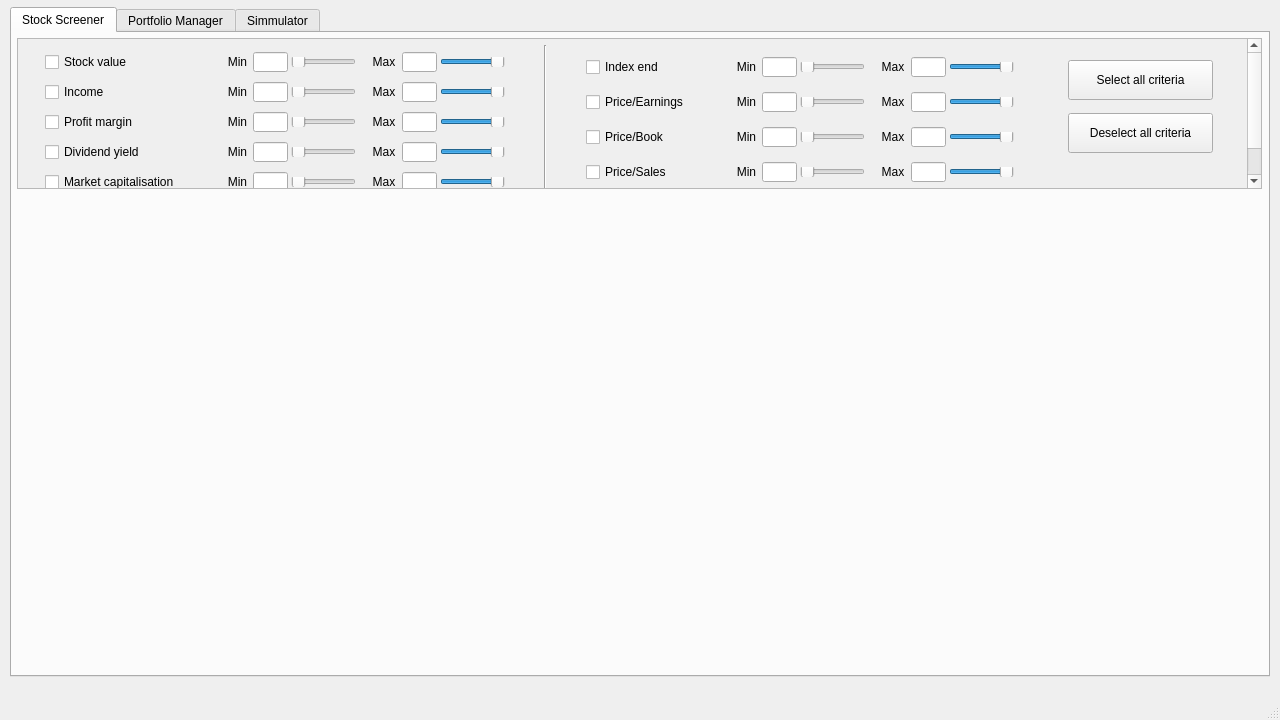
Before: the Qt Designer form QT/market-analysis_qt/mainwindow.ui in Gendostie/market-analysis, drawn with Qt 5.
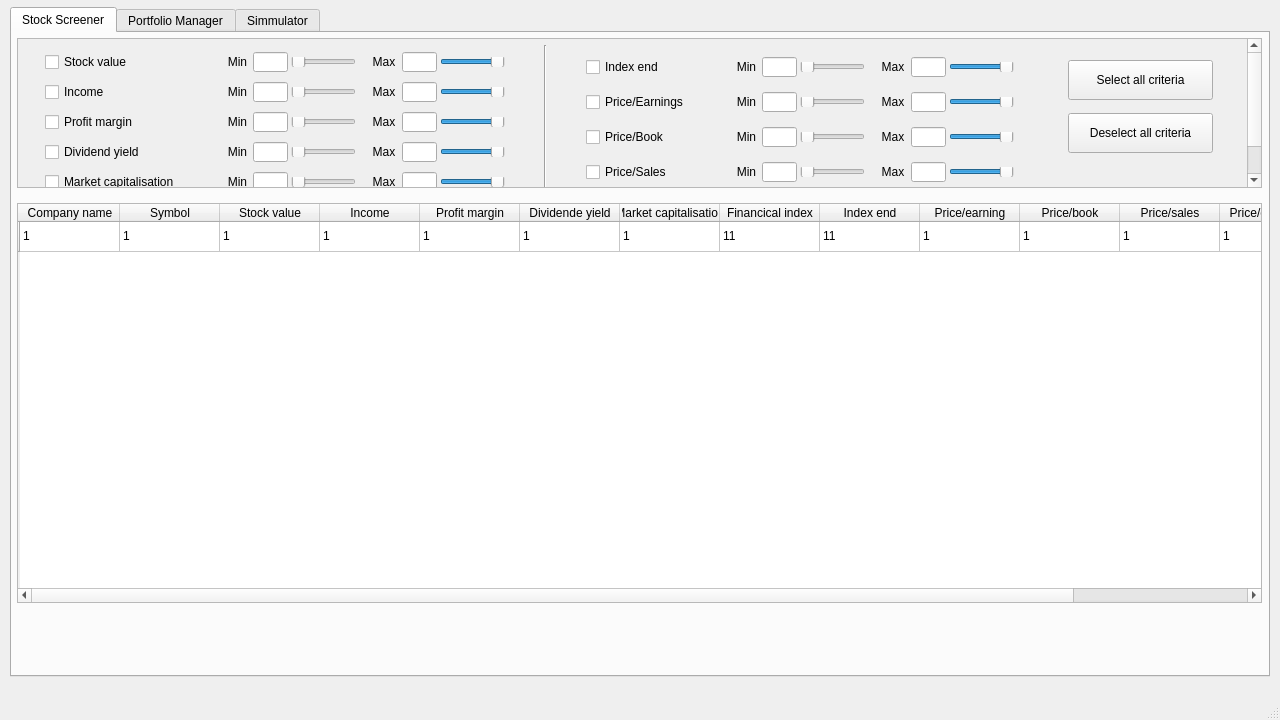
After: the same form once the commit is applied.

Commit message: Add function for add company in table stock screener TODO debug QListString

What changed in the file:
```diff
--- a/QT/market-analysis_qt/mainwindow.ui
+++ b/QT/market-analysis_qt/mainwindow.ui
@@ -36,9 +36,21 @@
         <x>5</x>
         <y>5</y>
         <width>1245</width>
-        <height>151</height>
+        <height>150</height>
        </rect>
       </property>
+      <property name="minimumSize">
+       <size>
+        <width>1245</width>
+        <height>150</height>
+       </size>
+      </property>
+      <property name="maximumSize">
+       <size>
+        <width>1245</width>
+        <height>150</height>
+       </size>
+      </property>
       <property name="frameShape">
        <enum>QFrame::StyledPanel</enum>
       </property>
@@ -2527,6 +2539,179 @@
        </widget>
       </widget>
      </widget>
+     <widget class="QTableWidget" name="tableWidget_stockScreener">
+      <property name="enabled">
+       <bool>true</bool>
+      </property>
+      <property name="geometry">
+       <rect>
+        <x>5</x>
+        <y>170</y>
+        <width>1245</width>
+        <height>400</height>
+       </rect>
+      </property>
+      <row>
+       <property name="text">
+        <string/>
+       </property>
+      </row>
+      <column>
+       <property name="text">
+        <string>Company name</string>
+       </property>
+       <property name="font">
+        <font>
+         <weight>50</weight>
+         <bold>false</bold>
+        </font>
+       </property>
+      </column>
+      <column>
+       <property name="text">
+        <string>Symbol</string>
+       </property>
+      </column>
+      <column>
+       <property name="text">
+        <string>Stock value</string>
+       </property>
+      </column>
+      <column>
+       <property name="text">
+        <string>Income</string>
+       </property>
+      </column>
+      <column>
+       <property name="text">
+        <string>Profit margin</string>
+       </property>
+      </column>
+      <column>
+       <property name="text">
+        <string>Dividende yield</string>
+       </property>
+      </column>
+      <column>
+       <property name="text">
+        <string>Market capitalisation</string>
+       </property>
+      </column>
+      <column>
+       <property name="text">
+        <string>Financical index</string>
+       </property>
+      </column>
+      <column>
+       <property name="text">
+        <string>Index end</string>
+       </property>
+      </column>
+      <column>
+       <property name="text">
+        <string>Price/earning</string>
+       </property>
+      </column>
+      <column>
+       <property name="text">
+        <string>Price/book</string>
+       </property>
+      </column>
+      <column>
+       <property name="text">
+        <string>Price/sales</string>
+       </property>
+      </column>
+      <column>
+       <property name="text">
+        <string>Price/cash flow</string>
+       </property>
+       <property name="toolTip">
+        <string/>
+       </property>
+      </column>
+      <column>
+       <property name="text">
+        <string>Add to portfolio</string>
+       </property>
+       <property name="toolTip">
+        <string notr="true"/>
+       </property>
+      </column>
+      <item row="0" column="0">
+       <property name="text">
+        <string>1</string>
+       </property>
+       <property name="flags">
+        <set>ItemIsSelectable|ItemIsUserCheckable|ItemIsEnabled</set>
+       </property>
+      </item>
+      <item row="0" column="1">
+       <property name="text">
+        <string>1</string>
+       </property>
+      </item>
+      <item row="0" column="2">
+       <property name="text">
+        <string>1</string>
+       </property>
+      </item>
+      <item row="0" column="3">
+       <property name="text">
+        <string>1</string>
+       </property>
+      </item>
+      <item row="0" column="4">
+       <property name="text">
+        <string>1</string>
+       </property>
+      </item>
+      <item row="0" column="5">
+       <property name="text">
+        <string>1</string>
+       </property>
+      </item>
+      <item row="0" column="6">
+       <property name="text">
+        <string>1</string>
+       </property>
+      </item>
+      <item row="0" column="7">
+       <property name="text">
+        <string>11</string>
+       </property>
+      </item>
+      <item row="0" column="8">
+       <property name="text">
+        <string>11</string>
+       </property>
+      </item>
+      <item row="0" column="9">
+       <property name="text">
+        <string>1</string>
+       </property>
+      </item>
+      <item row="0" column="10">
+       <property name="text">
+        <string>1</string>
+       </property>
+      </item>
+      <item row="0" column="11">
+       <property name="text">
+        <string>1</string>
+       </property>
+      </item>
+      <item row="0" column="12">
+       <property name="text">
+        <string>1</string>
+       </property>
+      </item>
+      <item row="0" column="13">
+       <property name="text">
+        <string/>
+       </property>
+      </item>
+     </widget>
     </widget>
     <widget class="QWidget" name="tabPortfolioManager">
      <attribute name="title">
```
The commit also changes 3 other files.
